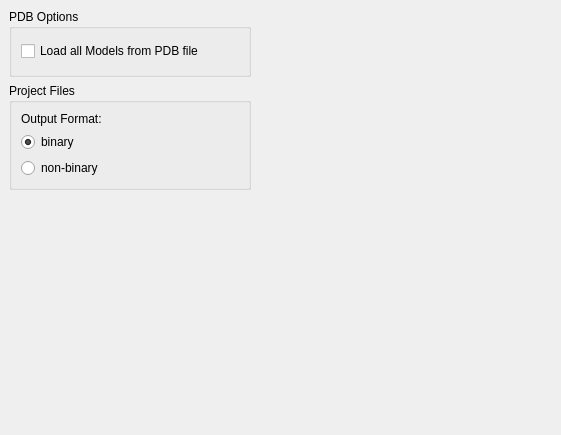
Above: source/VIEW/DIALOGS/openSavePreferences.ui from BALL-Project/ball before the change. Below: the same form after it.
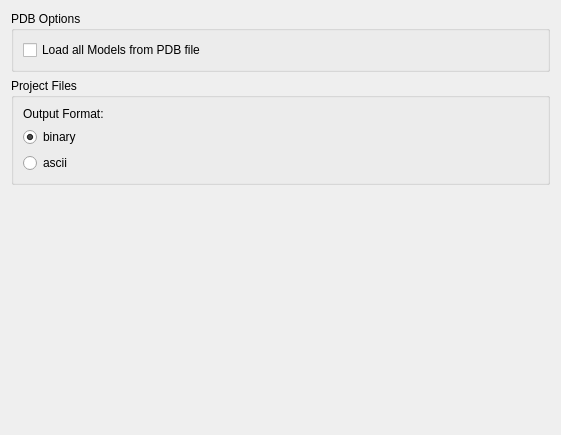
That is the form after the change.

Commit message: Layout improvements in OpenSavePreferences

The edit to the form file:
```diff
--- a/source/VIEW/DIALOGS/openSavePreferences.ui
+++ b/source/VIEW/DIALOGS/openSavePreferences.ui
@@ -12,39 +12,24 @@
   <property name="windowTitle" >
    <string>Form</string>
   </property>
-  <widget class="QWidget" name="" >
-   <property name="geometry" >
-    <rect>
-     <x>9</x>
-     <y>9</y>
-     <width>242</width>
-     <height>181</height>
-    </rect>
-   </property>
-   <layout class="QVBoxLayout" >
-    <property name="margin" >
-     <number>0</number>
-    </property>
-    <property name="spacing" >
-     <number>6</number>
-    </property>
+  <layout class="QVBoxLayout" name="verticalLayout_3">
     <item>
-     <widget class="QGroupBox" name="pdb_groupBox" >
-      <property name="title" >
+    <widget class="QGroupBox" name="pdb_groupBox">
+     <property name="title">
        <string>PDB Options</string>
       </property>
-      <layout class="QGridLayout" >
-       <property name="margin" >
-        <number>9</number>
-       </property>
-       <property name="spacing" >
+     <layout class="QVBoxLayout" name="verticalLayout_2">
+      <property name="spacing">
         <number>6</number>
        </property>
-       <item row="0" column="0" >
-        <widget class="QCheckBox" name="pdb_model_box_" >
-         <property name="toolTip" >
-          <string>&lt;!DOCTYPE HTML PUBLIC "-//W3C//DTD HTML 4.0//EN" "http://www.w3.org/TR/REC-html40/strict.dtd">
-&lt;html>&lt;head>&lt;meta name="qrichtext" content="1" />&lt;style type="text/css">
+      <property name="margin">
+       <number>9</number>
+      </property>
+      <item>
+       <widget class="QCheckBox" name="pdb_model_box_">
+        <property name="toolTip">
+         <string>&lt;!DOCTYPE HTML PUBLIC &quot;-//W3C//DTD HTML 4.0//EN&quot; &quot;http://www.w3.org/TR/REC-html40/strict.dtd&quot;&gt;
+&lt;html&gt;&lt;head&gt;&lt;meta name=&quot;qrichtext&quot; content=&quot;1&quot; /&gt;&lt;style type=&quot;text/css&quot;&gt;
 p, li { white-space: pre-wrap; }
 &lt;/style>&lt;/head>&lt;body style=" font-family:'DejaVu Sans'; font-size:9pt; font-weight:400; font-style:normal;">
 &lt;p style=" margin-top:0px; margin-bottom:0px; margin-left:0px; margin-right:0px; -qt-block-indent:0; text-indent:0px;">Some PDB files (like files obtained from NMR experiments) contain multiple "models" representing differing snapshots of the same molecule. If this option is enabled all models present in the PDBFile will be read in.&lt;/p>
@@ -60,27 +45,27 @@
      </widget>
     </item>
     <item>
-     <widget class="QGroupBox" name="project_groupbox" >
-      <property name="title" >
+    <widget class="QGroupBox" name="project_groupbox">
+     <property name="title">
        <string>Project Files</string>
       </property>
-      <layout class="QGridLayout" >
-       <property name="margin" >
-        <number>9</number>
-       </property>
-       <property name="spacing" >
+     <layout class="QVBoxLayout" name="verticalLayout">
+      <property name="spacing">
         <number>6</number>
        </property>
-       <item row="0" column="0" >
-        <widget class="QLabel" name="label" >
-         <property name="text" >
+      <property name="margin">
+       <number>9</number>
+      </property>
+      <item>
+       <widget class="QLabel" name="label">
+        <property name="text">
           <string>Output Format:</string>
          </property>
         </widget>
        </item>
-       <item row="1" column="0" >
-        <widget class="QRadioButton" name="binary_project_radiobutton" >
-         <property name="text" >
+      <item>
+       <widget class="QRadioButton" name="binary_project_radiobutton">
+        <property name="text">
           <string>binary</string>
          </property>
          <property name="checked" >
@@ -88,18 +73,30 @@
          </property>
         </widget>
        </item>
-       <item row="2" column="0" >
-        <widget class="QRadioButton" name="nonbinary_project_radiobutton" >
-         <property name="text" >
-          <string>non-binary</string>
+      <item>
+       <widget class="QRadioButton" name="nonbinary_project_radiobutton">
+        <property name="text">
+         <string>ascii</string>
          </property>
         </widget>
        </item>
       </layout>
      </widget>
     </item>
-   </layout>
-  </widget>
+   <item>
+    <spacer name="verticalSpacer">
+     <property name="orientation">
+      <enum>Qt::Vertical</enum>
+     </property>
+     <property name="sizeHint" stdset="0">
+      <size>
+       <width>20</width>
+       <height>40</height>
+      </size>
+     </property>
+    </spacer>
+   </item>
+  </layout>
  </widget>
  <resources/>
  <connections/>
```
Left out of the diff: 23 changed lines with no effect on the pictures. Lines whose indentation alone changed are shown as unchanged.
